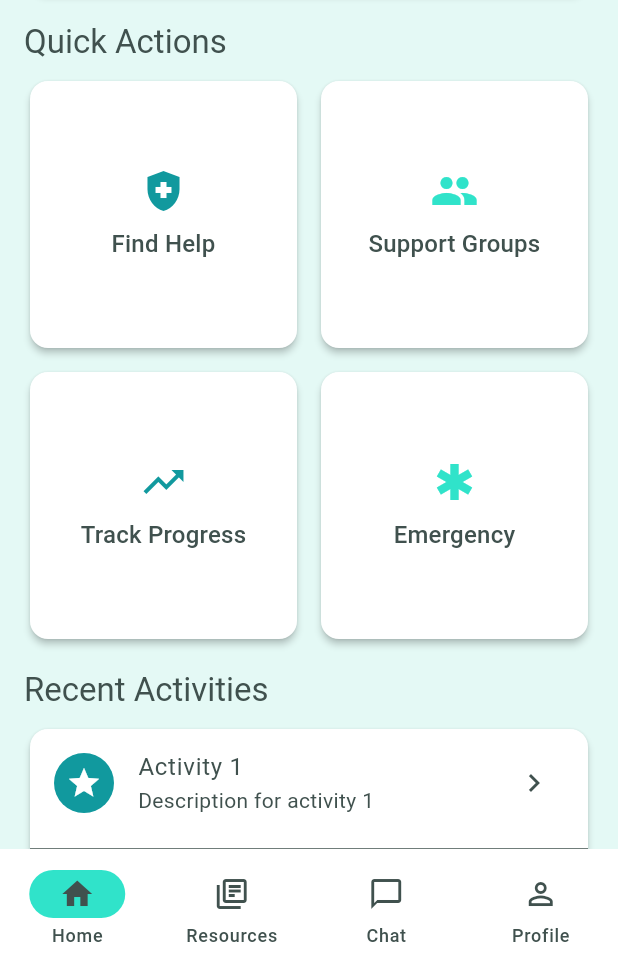
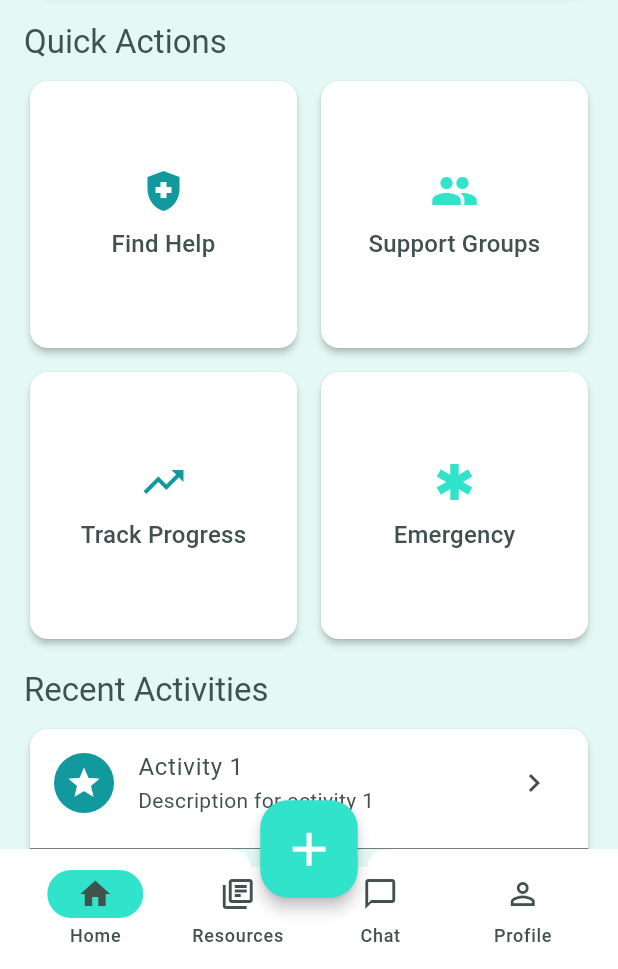
Before and after one commit to Abelboby/Reclaim, a Flutter app: the MainScreen screen opened directly, on a phone screen of 412 x 824 dp, the part 267-1236 px from its top. Run offline on Flutter 3.47's test engine with Material 3 defaults, Android fonts, the phone set to English and light mode, and no system bars; our stand-ins replace firebase_auth, firebase_core, google_sign_in; accounts and stored records are empty.

Commit message:
Enhance MainScreen: Add floating action button for report navigation and animation
- Introduced a floating action button (FAB) to navigate to the ReportScreen with a slide transition.
- Implemented an animation controller for the FAB to create a rotation effect during interaction.
- Updated the bottom navigation bar layout to accommodate the new FAB design.
- Cleaned up imports and ensured proper state management in the MainScreen widget.

```diff
--- a/lib/presentation/screens/main/main_screen.dart
+++ b/lib/presentation/screens/main/main_screen.dart
@@ -3,6 +3,8 @@ import '../home/home_screen.dart';
 import '../resources/resources_screen.dart';
 import '../chat/chat_screen.dart';
 import '../profile/profile_screen.dart';
+import '../report/report_screen.dart';
+import '../../../core/constants/app_colors.dart';
 
 class MainScreen extends StatefulWidget {
   const MainScreen({super.key});
@@ -11,8 +13,10 @@ class MainScreen extends StatefulWidget {
   State<MainScreen> createState() => _MainScreenState();
 }
 
-class _MainScreenState extends State<MainScreen> {
+class _MainScreenState extends State<MainScreen> with SingleTickerProviderStateMixin {
   int _selectedIndex = 0;
+  late AnimationController _animationController;
+  late Animation<double> _rotationAnimation;
 
   final List<Widget> _screens = const [
     HomeScreen(),
@@ -21,17 +25,85 @@ class _MainScreenState extends State<MainScreen> {
     ProfileScreen(),
   ];
 
+  @override
+  void initState() {
+    super.initState();
+    _animationController = AnimationController(
+      duration: const Duration(milliseconds: 300),
+      vsync: this,
+    );
+    _rotationAnimation = Tween(begin: 0.0, end: 0.125)
+        .animate(CurvedAnimation(
+      parent: _animationController,
+      curve: Curves.easeOut,
+    ));
+  }
+
+  @override
+  void dispose() {
+    _animationController.dispose();
+    super.dispose();
+  }
+
   void _onItemTapped(int index) {
     setState(() {
       _selectedIndex = index;
     });
   }
 
+  void _onFabTapped() async {
+    _animationController.forward();
+    await Navigator.of(context).push(
+      PageRouteBuilder(
+        pageBuilder: (context, animation, secondaryAnimation) {
+          return const ReportScreen();
+        },
+        transitionsBuilder: (context, animation, secondaryAnimation, child) {
+          const begin = Offset(0.0, 1.0);
+          const end = Offset.zero;
+          const curve = Curves.easeOutCubic;
+          var tween = Tween(begin: begin, end: end)
+              .chain(CurveTween(curve: curve));
+          var offsetAnimation = animation.drive(tween);
+          return SlideTransition(
+            position: offsetAnimation,
+            child: child,
+          );
+        },
+      ),
+    );
+    _animationController.reverse();
+  }
+
   @override
   Widget build(BuildContext context) {
     return Scaffold(
       body: _screens[_selectedIndex],
-      bottomNavigationBar: NavigationBar(
+      floatingActionButton: SizedBox(
+        width: 65,
+        height: 65,
+        child: FittedBox(
+          child: FloatingActionButton(
+            backgroundColor: AppColors.turquoise,
+            elevation: 4,
+            onPressed: _onFabTapped,
+            child: RotationTransition(
+              turns: _rotationAnimation,
+              child: const Icon(
+                Icons.add,
+                size: 32,
+                color: Colors.white,
+              ),
+            ),
+          ),
+        ),
+      ),
+      floatingActionButtonLocation: FloatingActionButtonLocation.centerDocked,
+      bottomNavigationBar: BottomAppBar(
+        shape: const CircularNotchedRectangle(),
+        notchMargin: 8,
+        child: NavigationBar(
+          height: 60,
           onDestinationSelected: _onItemTapped,
           selectedIndex: _selectedIndex,
           backgroundColor: Theme.of(context).colorScheme.surface,
@@ -58,6 +130,7 @@ class _MainScreenState extends State<MainScreen> {
             ),
           ],
         ),
+      ),
     );
   }
 }
```
Also changed, not shown: lib/presentation/screens/report/report_screen.dart (added, +60 -0 lines). Lines whose indentation alone changed are shown as unchanged.
